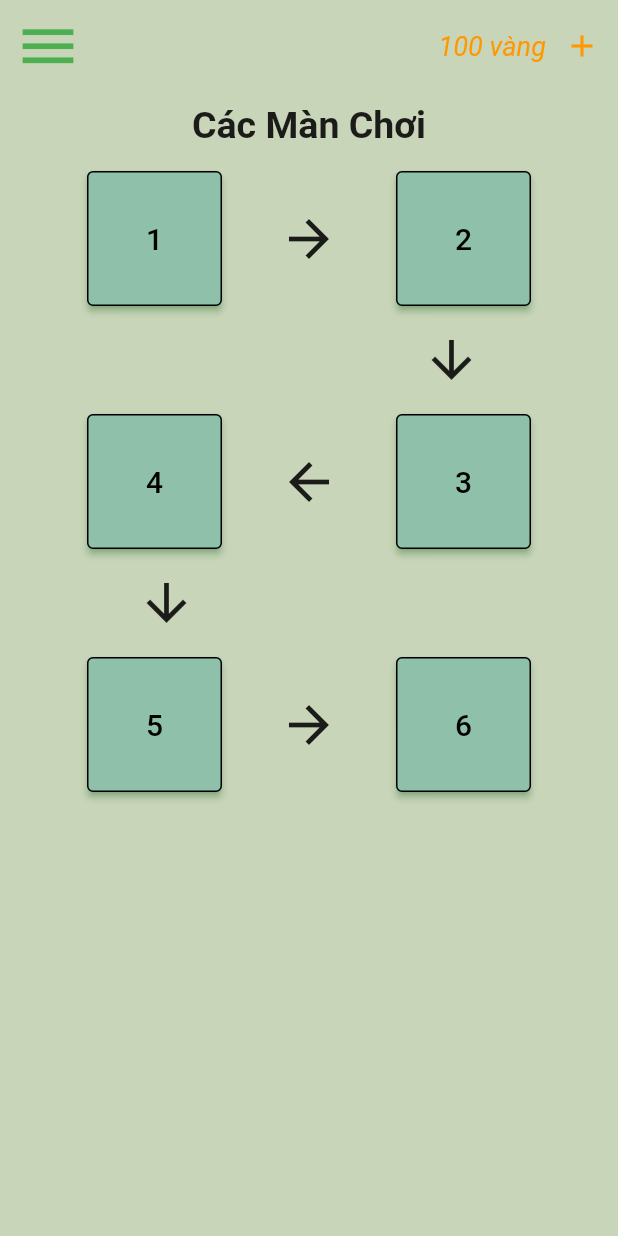
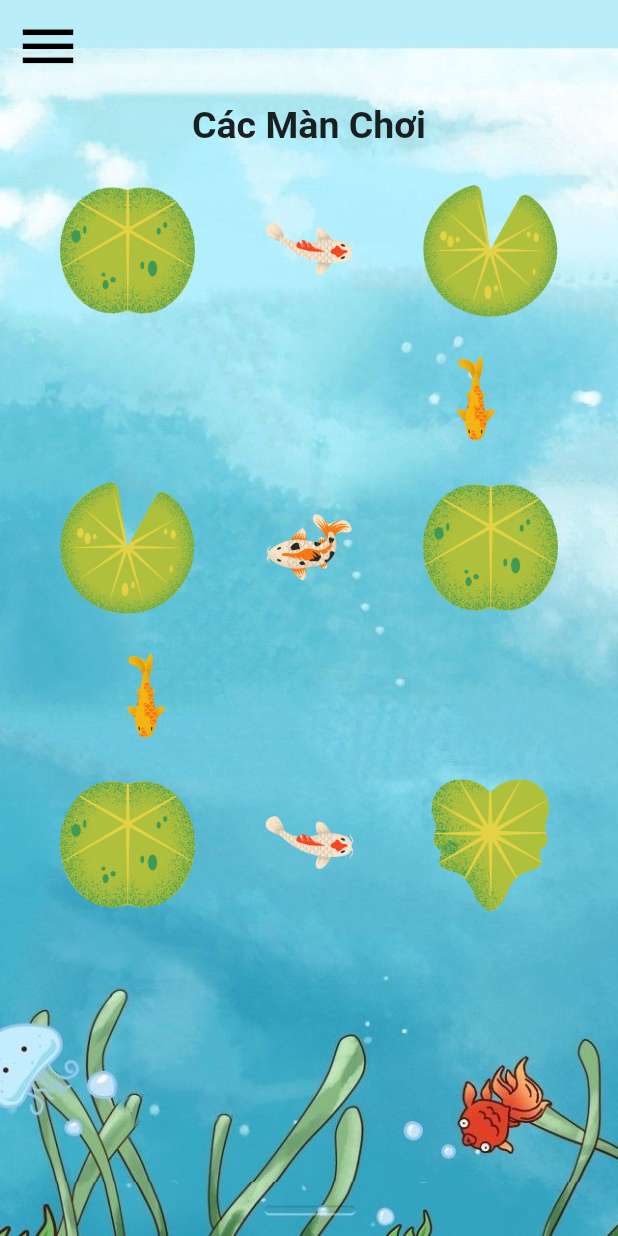
Before and after one commit to huybo1410/giai_do_ech_xanh, a Flutter app: the Single_play screen opened directly, on a phone screen of 412 x 824 dp. Run offline on Flutter 3.47's test engine with Material 2 defaults, Android fonts, the phone set to English and light mode, and no system bars; our stand-ins replace flutter_spinkit, lottie.

Commit message:
EditGiaoDien_ManChoi

```diff
--- a/lib/components/menu.dart
+++ b/lib/components/menu.dart
@@ -1,4 +1,5 @@
 import 'package:flutter/material.dart';
+
 import 'package:giai_do_ech_xanh/view/Home_page.dart';
 
 
@@ -26,7 +27,9 @@ class Menu_button extends StatelessWidget {
         child: ListTile(
         title: Text('Tài Khoản',style: TextStyle(fontSize: 17),),leading: Icon(Icons.account_circle,color: Colors.black,),
         onTap: (() {
-
+           Navigator.of(context).pop();
+          //  Navigator.push(context,
+          //        MaterialPageRoute(builder: (context) => new ChoiDon()));
         }),
         ),
       ),
--- a/lib/view/Home_page.dart
+++ b/lib/view/Home_page.dart
@@ -35,7 +35,7 @@ class _Home_page extends State<Home_page> {
           onPressed: (){
             Scaffold.of(context).openDrawer();
           },
-          child: Icon(Icons.menu,size: 45,)),)),
+          child: Icon(Icons.menu,size: 45,color: Colors.black,)),)),
 
         Expanded(child:Text('')),
         Text('100 vàng',style: TextStyle(color: Colors.orange,fontSize: 18,fontStyle: FontStyle.italic),),
--- a/lib/view/Rank_page.dart
+++ b/lib/view/Rank_page.dart
@@ -22,15 +22,25 @@ class _Rank_page extends State<Rank_page> {
 
     return Scaffold(
 
-      appBar: AppBar(
-
-      ),
-      //drawer: Menu_button(),
       body:
      Container(
         color: Color.fromRGBO(250, 243,221, 1),
         child: ListView(
           children: [
+           Row(
+            mainAxisAlignment: MainAxisAlignment.end ,
+            children: [
+            Padding(
+              padding: const EdgeInsets.all(8.0),
+              child: IconButton(
+              onPressed: (){
+                Navigator.of(context).pop();
+              },
+              icon: Icon(Icons.close,size: 45,)
+              ),
+            ),
+            ],),
+
            Padding(
              padding: const EdgeInsets.all(8.0),
              child: Container(
@@ -47,7 +57,7 @@ class _Rank_page extends State<Rank_page> {
                children: [
                  Expanded(child:Text('TOP 1:' ,style: TextStyle(color: Colors.green,fontSize: 20,fontWeight: FontWeight.bold),),flex: 1, ),
                  Expanded(child:Text('LỘC' ,style: TextStyle(fontSize: 20),) ,),
-                 Expanded(child:Text('1000 point' ,style: TextStyle(fontSize: 20),),flex: 1, ),
+                 Expanded(child:Text('1000 Trận thắng' ,style: TextStyle(fontSize: 20),),flex: 1, ),
                ],
              ),
              height: 50,
@@ -55,14 +65,14 @@ class _Rank_page extends State<Rank_page> {
              color: Colors.amberAccent,
              ),
            ),
-Padding(
+           Padding(
              padding: const EdgeInsets.all(8.0),
              child: Container(child:
              Row(
                children: [
                  Expanded(child:Text('TOP 2:' ,style: TextStyle(color: Colors.green,fontSize: 20,fontWeight: FontWeight.bold),),flex: 1, ),
                  Expanded(child:Text('HUY' ,style: TextStyle(fontSize: 20),) ,),
-                 Expanded(child:Text('999 point' ,style: TextStyle(fontSize: 20),),flex: 1, ),
+                 Expanded(child:Text('999 Trận thắng' ,style: TextStyle(fontSize: 20),),flex: 1, ),
                ],
              ),
              height: 50,
@@ -78,7 +88,7 @@ Padding(
                children: [
                  Expanded(child:Text('TOP 3:' ,style: TextStyle(color: Colors.green,fontSize: 20,fontWeight: FontWeight.bold),),flex: 1, ),
                  Expanded(child:Text('NHÂN' ,style: TextStyle(fontSize: 20),) ,),
-                 Expanded(child:Text('888 point' ,style: TextStyle(fontSize: 20),),flex: 1, ),
+                 Expanded(child:Text('888 Trận thắng' ,style: TextStyle(fontSize: 20),),flex: 1, ),
                ],
              ),
              height: 50,
@@ -94,7 +104,7 @@ Padding(
                children: [
                  Expanded(child:Text('TOP 4:' ,style: TextStyle(color: Colors.green,fontSize: 20,fontWeight: FontWeight.bold),),flex: 1, ),
                  Expanded(child:Text('Người lạ' ,style: TextStyle(fontSize: 20),) ,),
-                 Expanded(child:Text('777 point' ,style: TextStyle(fontSize: 20),),flex: 1, ),
+                 Expanded(child:Text('777 Trận thắng' ,style: TextStyle(fontSize: 20),),flex: 1, ),
                ],
              ),
              height: 50,
@@ -110,7 +120,7 @@ Padding(
                children: [
                  Expanded(child:Text('TOP 5:' ,style: TextStyle(color: Colors.green,fontSize: 20,fontWeight: FontWeight.bold),),flex: 1, ),
                  Expanded(child:Text('Người lạ' ,style: TextStyle(fontSize: 20),) ,),
-                 Expanded(child:Text('666 point' ,style: TextStyle(fontSize: 20),),flex: 1, ),
+                 Expanded(child:Text('666 Trận thắng' ,style: TextStyle(fontSize: 20),),flex: 1, ),
                ],
              ),
              height: 50,
@@ -126,7 +136,7 @@ Padding(
                children: [
                  Expanded(child:Text('TOP 6:' ,style: TextStyle(color: Colors.green,fontSize: 20,fontWeight: FontWeight.bold),),flex: 1, ),
                  Expanded(child:Text('Người lạ' ,style: TextStyle(fontSize: 20),) ,),
-                 Expanded(child:Text('555 point' ,style: TextStyle(fontSize: 20),),flex: 1, ),
+                 Expanded(child:Text('555 Trận thắng' ,style: TextStyle(fontSize: 20),),flex: 1, ),
                ],
              ),
              height: 50,
@@ -142,7 +152,7 @@ Padding(
                children: [
                  Expanded(child:Text('TOP 7:' ,style: TextStyle(color: Colors.green,fontSize: 20,fontWeight: FontWeight.bold),),flex: 1, ),
                  Expanded(child:Text('Người lạ' ,style: TextStyle(fontSize: 20),) ,),
-                 Expanded(child:Text('444 point' ,style: TextStyle(fontSize: 20),),flex: 1, ),
+                 Expanded(child:Text('444 Trận thắng' ,style: TextStyle(fontSize: 20),),flex: 1, ),
                ],
              ),
              height: 50,
@@ -158,7 +168,7 @@ Padding(
                children: [
                  Expanded(child:Text('TOP 8:' ,style: TextStyle(color: Colors.green,fontSize: 20,fontWeight: FontWeight.bold),),flex: 1, ),
                  Expanded(child:Text('Người lạ' ,style: TextStyle(fontSize: 20),) ,),
-                 Expanded(child:Text('333 point' ,style: TextStyle(fontSize: 20),),flex: 1, ),
+                 Expanded(child:Text('333 Trận thắng' ,style: TextStyle(fontSize: 20),),flex: 1, ),
                ],
              ),
              height: 50,
@@ -174,7 +184,7 @@ Padding(
                children: [
                  Expanded(child:Text('TOP 9:' ,style: TextStyle(color: Colors.green,fontSize: 20,fontWeight: FontWeight.bold),),flex: 1, ),
                  Expanded(child:Text('Người lạ' ,style: TextStyle(fontSize: 20),) ,),
-                 Expanded(child:Text('222 point' ,style: TextStyle(fontSize: 20),),flex: 1, ),
+                 Expanded(child:Text('222 Trận thắng' ,style: TextStyle(fontSize: 20),),flex: 1, ),
                ],
              ),
              height: 50,
@@ -190,7 +200,7 @@ Padding(
                children: [
                  Expanded(child:Text('TOP 10:' ,style: TextStyle(color: Colors.green,fontSize: 20,fontWeight: FontWeight.bold),),flex: 1, ),
                  Expanded(child:Text('Người lạ' ,style: TextStyle(fontSize: 20),) ,),
-                 Expanded(child:Text('111 point' ,style: TextStyle(fontSize: 20),),flex: 1, ),
+                 Expanded(child:Text('111 Trận thắng' ,style: TextStyle(fontSize: 20),),flex: 1, ),
                ],
              ),
              height: 50,
--- a/lib/view/Single_play.dart
+++ b/lib/view/Single_play.dart
@@ -30,17 +30,9 @@ class _Single_play extends State<Single_play> {
           onPressed: (){
             Scaffold.of(context).openDrawer();
           },
-          child: Icon(Icons.menu,size: 45,)),)),
+          child: Icon(Icons.menu,size: 45,color: Colors.black,)),)),
 
-        Expanded(child:Text('')),
-        Text('100 vàng',style: TextStyle(color: Colors.orange,fontSize: 18,fontStyle: FontStyle.italic),),
-        IconButton(
-          onPressed: (){
-            Navigator.of(context).popUntil((route) => route.isCurrent);
-           Navigator.push(context,
-                new MaterialPageRoute(builder: (context) => new Pay_page()));
-          },
-          icon: Icon(Icons.add,color: Colors.orange,))
+
       ],),
             // Dong tieu de
             Padding(
@@ -54,132 +46,152 @@ class _Single_play extends State<Single_play> {
           Row(mainAxisAlignment: MainAxisAlignment.center, children: [
             Padding(
               padding: const EdgeInsets.fromLTRB(8, 8, 30, 8),
-              child: ElevatedButton(
+              child: TextButton(
               style: ButtonStyle(
-                minimumSize: MaterialStatePropertyAll<Size>(Size(90,90)),
-                backgroundColor: MaterialStatePropertyAll<Color>(Color.fromRGBO(143, 192, 169, 1)),
-                side: MaterialStatePropertyAll<BorderSide>(BorderSide(style: BorderStyle.solid)),
-                shadowColor: MaterialStateProperty.all<Color>(Colors.green.withOpacity(0.8))
+                // minimumSize: MaterialStatePropertyAll<Size>(Size(90,90)),
+                //backgroundColor: MaterialStatePropertyAll<Color>(Color.fromRGBO(143, 192, 169, 1)),
+                //side: MaterialStatePropertyAll<BorderSide>(BorderSide(style: BorderStyle.solid)),
+                //shadowColor: MaterialStateProperty.all<Color>(Colors.green.withOpacity(0.8))
               ),
               onPressed: (){
-                 //Navigator.of(context).popUntil((route) => route.isFirst);
+                 Navigator.of(context).pop();
            Navigator.push(context,
                 new MaterialPageRoute(builder: (context) => new GamePlay()));
               },
-              child: Text('1',style: TextStyle(fontSize: 20,color: Colors.black),)
+              child: Container(child:
+              Image(image: AssetImage('assets/leaf1.png'),fit: BoxFit.cover,)
+               ,width:90 ,height: 90,)
               ),
             ),
 
             Padding(
               padding: const EdgeInsets.all(8.0),
-              child: Icon(Icons.arrow_forward,size: 40,),
+              child: Container(child:
+              Image(image: AssetImage('assets/fish1.png'),fit: BoxFit.cover,)
+              ,width:60 ,height:60 ,)
             ),
 
              Padding(
                padding: const EdgeInsets.fromLTRB(30, 8, 8, 8),
-               child: ElevatedButton(
+               child: TextButton(
             style: ButtonStyle(
-                minimumSize: MaterialStatePropertyAll<Size>(Size(90,90)),
-                backgroundColor: MaterialStatePropertyAll<Color>(Color.fromRGBO(143, 192, 169, 1)),
-                side: MaterialStatePropertyAll<BorderSide>(BorderSide(style: BorderStyle.solid)),
-                shadowColor: MaterialStateProperty.all<Color>(Colors.green.withOpacity(0.8))
+
+                //backgroundColor: MaterialStatePropertyAll<Color>(Color.fromRGBO(143, 192, 169, 1)),
+                //side: MaterialStatePropertyAll<BorderSide>(BorderSide(style: BorderStyle.solid)),
+                //shadowColor: MaterialStateProperty.all<Color>(Colors.green.withOpacity(0.8))
             ),
             onPressed: (){},
-            child: Text('2',style: TextStyle(fontSize: 20,color: Colors.black),)
+            child: Container(child:
+              Image(image: AssetImage('assets/leaf2.png'),fit: BoxFit.cover,)
+               ,width:90 ,height: 90,)
             ),
              ),
           ],),
 
           //Mui ten xuong
           Padding(
-            padding: const EdgeInsets.fromLTRB(190, 8, 0, 8),
-            child: Row(mainAxisAlignment: MainAxisAlignment.center,children: [
-              Icon(Icons.arrow_downward,size: 40,)
-            ],),
+            padding: const EdgeInsets.fromLTRB(220, 8, 0, 8),
+            child: Container(child:
+              Image(image: AssetImage('assets/fish2.png'),fit: BoxFit.cover,)
+              ,width:60 ,height:60 ,)
           ),
 
           // Hang man 3,4
           Row(mainAxisAlignment: MainAxisAlignment.center, children: [
             Padding(
               padding: const EdgeInsets.fromLTRB(8, 8, 30, 8),
-              child: ElevatedButton(
+              child: TextButton(
               style: ButtonStyle(
-                minimumSize: MaterialStatePropertyAll<Size>(Size(90,90)),
-                backgroundColor: MaterialStatePropertyAll<Color>(Color.fromRGBO(143, 192, 169, 1)),
-                side: MaterialStatePropertyAll<BorderSide>(BorderSide(style: BorderStyle.solid)),
-                shadowColor: MaterialStateProperty.all<Color>(Colors.green.withOpacity(0.8))
+                // minimumSize: MaterialStatePropertyAll<Size>(Size(90,90)),
+                // backgroundColor: MaterialStatePropertyAll<Color>(Color.fromRGBO(143, 192, 169, 1)),
+                // side: MaterialStatePropertyAll<BorderSide>(BorderSide(style: BorderStyle.solid)),
+                // shadowColor: MaterialStateProperty.all<Color>(Colors.green.withOpacity(0.8))
               ),
               onPressed: (){},
-              child: Text('4',style: TextStyle(fontSize: 20,color: Colors.black),)
+              child: Container(child:
+              Image(image: AssetImage('assets/leaf2.png'),fit: BoxFit.cover,)
+               ,width:90 ,height: 90,)
               ),
             ),
 
             Padding(
               padding: const EdgeInsets.all(8.0),
-              child: Icon(Icons.arrow_back,size: 40,),
+              child: Container(child:
+              Image(image: AssetImage('assets/fish3.png'),fit: BoxFit.cover,)
+              ,width:60 ,height:60 ,)
             ),
 
              Padding(
                padding: const EdgeInsets.fromLTRB(30, 8, 8, 8),
-               child: ElevatedButton(
+               child: TextButton(
             style: ButtonStyle(
-                minimumSize: MaterialStatePropertyAll<Size>(Size(90,90)),
-                backgroundColor: MaterialStatePropertyAll<Color>(Color.fromRGBO(143, 192, 169, 1)),
-                side: MaterialStatePropertyAll<BorderSide>(BorderSide(style: BorderStyle.solid)),
-                shadowColor: MaterialStateProperty.all<Color>(Colors.green.withOpacity(0.8))
+                // minimumSize: MaterialStatePropertyAll<Size>(Size(90,90)),
+                // backgroundColor: MaterialStatePropertyAll<Color>(Color.fromRGBO(143, 192, 169, 1)),
+                // side: MaterialStatePropertyAll<BorderSide>(BorderSide(style: BorderStyle.solid)),
+                // shadowColor: MaterialStateProperty.all<Color>(Colors.green.withOpacity(0.8))
             ),
             onPressed: (){},
-            child: Text('3',style: TextStyle(fontSize: 20,color: Colors.black),)
+            child: Container(child:
+              Image(image: AssetImage('assets/leaf1.png'),fit: BoxFit.cover,)
+               ,width:90 ,height: 90,)
             ),
              ),
           ],),
 
            //Mui ten xuong
           Padding(
-            padding: const EdgeInsets.fromLTRB(0, 8, 190, 8),
-            child: Row(mainAxisAlignment: MainAxisAlignment.center,children: [
-              Icon(Icons.arrow_downward,size: 40,)
-            ],),
+            padding: const EdgeInsets.fromLTRB(0, 8, 220, 8),
+            child: Container(child:
+              Image(image: AssetImage('assets/fish2.png'),fit: BoxFit.cover,)
+              ,width:60 ,height:60 ,)
           ),
 
           // Hang man 5,6
           Row(mainAxisAlignment: MainAxisAlignment.center, children: [
             Padding(
               padding: const EdgeInsets.fromLTRB(8, 8, 30, 8),
-              child: ElevatedButton(
+              child: TextButton(
               style: ButtonStyle(
-                minimumSize: MaterialStatePropertyAll<Size>(Size(90,90)),
-                backgroundColor: MaterialStatePropertyAll<Color>(Color.fromRGBO(143, 192, 169, 1)),
-                side: MaterialStatePropertyAll<BorderSide>(BorderSide(style: BorderStyle.solid)),
-                shadowColor: MaterialStateProperty.all<Color>(Colors.green.withOpacity(0.8))
+                // minimumSize: MaterialStatePropertyAll<Size>(Size(90,90)),
+                // backgroundColor: MaterialStatePropertyAll<Color>(Color.fromRGBO(143, 192, 169, 1)),
+                // side: MaterialStatePropertyAll<BorderSide>(BorderSide(style: BorderStyle.solid)),
+                // shadowColor: MaterialStateProperty.all<Color>(Colors.green.withOpacity(0.8))
               ),
               onPressed: (){},
-              child: Text('5',style: TextStyle(fontSize: 20,color: Colors.black),)
+              child: Container(child:
+              Image(image: AssetImage('assets/leaf1.png'),fit: BoxFit.cover,)
+               ,width:90 ,height: 90,)
               ),
             ),
 
             Padding(
               padding: const EdgeInsets.all(8.0),
-              child: Icon(Icons.arrow_forward,size: 40,),
+              child: Container(child:
+              Image(image: AssetImage('assets/fish1.png'),fit: BoxFit.cover,)
+              ,width:60 ,height:60 ,)
             ),
 
              Padding(
                padding: const EdgeInsets.fromLTRB(30, 8, 8, 8),
-               child: ElevatedButton(
+               child: TextButton(
             style: ButtonStyle(
-                minimumSize: MaterialStatePropertyAll<Size>(Size(90,90)),
-                backgroundColor: MaterialStatePropertyAll<Color>(Color.fromRGBO(143, 192, 169, 1)),
-                side: MaterialStatePropertyAll<BorderSide>(BorderSide(style: BorderStyle.solid)),
-                shadowColor: MaterialStateProperty.all<Color>(Colors.green.withOpacity(0.8))
+                // minimumSize: MaterialStatePropertyAll<Size>(Size(90,90)),
+                // backgroundColor: MaterialStatePropertyAll<Color>(Color.fromRGBO(143, 192, 169, 1)),
+                // side: MaterialStatePropertyAll<BorderSide>(BorderSide(style: BorderStyle.solid)),
+                // shadowColor: MaterialStateProperty.all<Color>(Colors.green.withOpacity(0.8))
             ),
             onPressed: (){},
-            child: Text('6',style: TextStyle(fontSize: 20,color: Colors.black),)
+            child: Container(child:
+              Image(image: AssetImage('assets/leaf3.png'),fit: BoxFit.cover,)
+               ,width:90 ,height: 90,)
             ),
              ),
           ],),
 
           ],
-        ),decoration: BoxDecoration(color: Color.fromRGBO(200, 213, 185,1)),
+        ),decoration: BoxDecoration(
+        image: DecorationImage(image: AssetImage('assets/Nen_man.jpg'),fit: BoxFit.cover)
+        ),
         ),
     );
   }
--- a/lib/view/pvp_page.dart
+++ b/lib/view/pvp_page.dart
@@ -1,5 +1,6 @@
 import 'package:flutter/material.dart';
 import 'package:giai_do_ech_xanh/components/menu.dart';
+import 'package:giai_do_ech_xanh/view/Create_room.dart';
 import 'package:giai_do_ech_xanh/view/FindGame.dart';
 import 'package:giai_do_ech_xanh/view/Rank_page.dart';
 import 'package:giai_do_ech_xanh/view/pay_page.dart';
@@ -85,7 +86,7 @@ class _pvp_page extends State<pvp_page> {
         ),
         onPressed: (){
           Navigator.push(context,
-                new MaterialPageRoute(builder: (context) => new pvp_GamePlay()));
+                new MaterialPageRoute(builder: (context) => new Create_room()));
         },
         child: Text('Tạo Phòng',style: TextStyle(fontSize: 20),))
       ,),
```
Also changed, not shown: pubspec.yaml (+7 -0 lines), assets/Nen_man.jpg (added), assets/fish1.png (added), assets/fish2.png (added), assets/fish3.png (added), assets/leaf1.png (added), assets/leaf2.png (added), assets/leaf3.png (added).
